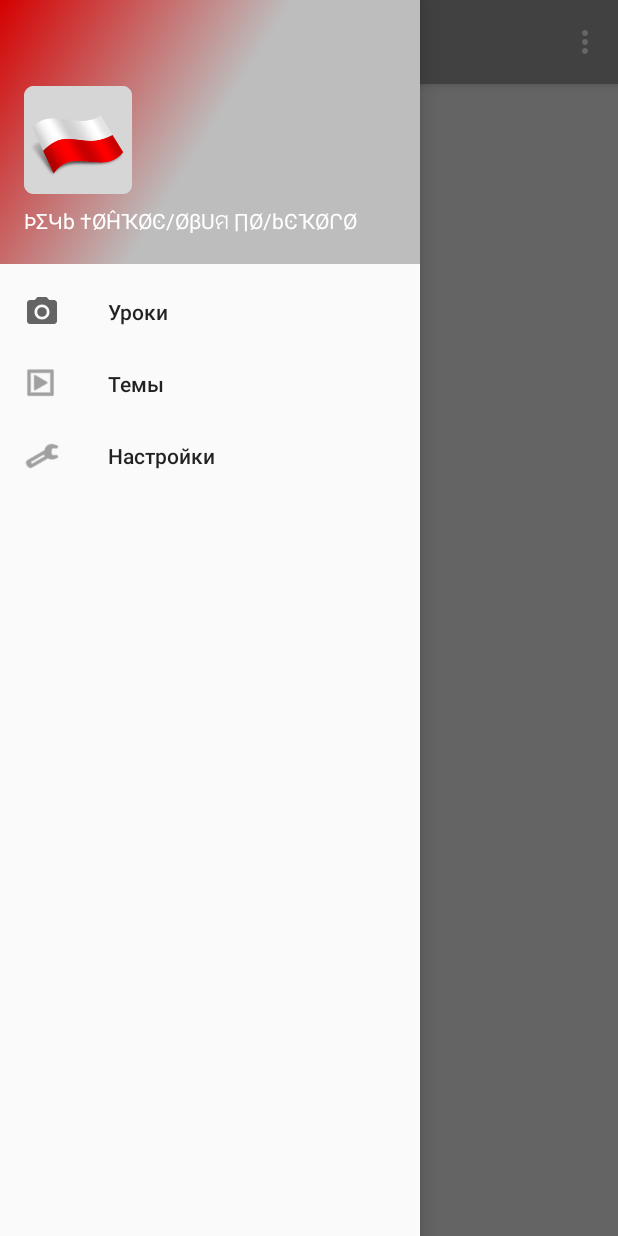
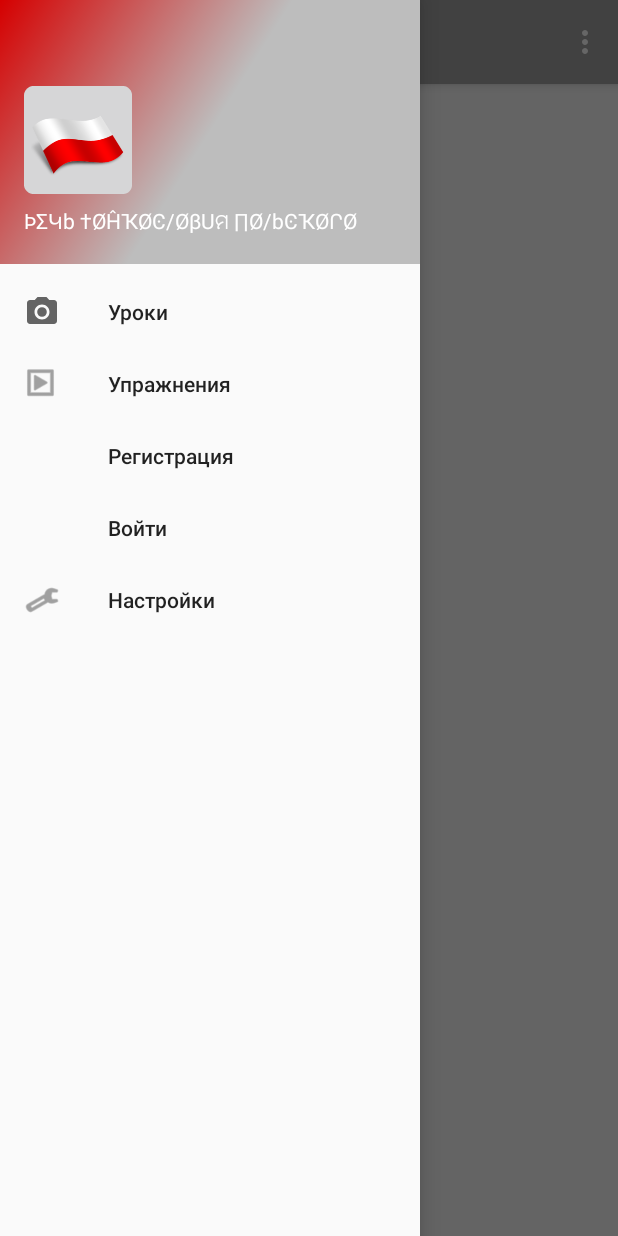
Before and after one commit to SnowDrifter/tonkoslovie-android, an Android app: the screen it shows after launch (MainActivity), with the side drawer open, on a phone screen of 412 x 824 dp. Run offline under Robolectric (Android 15) with nearby library versions, the phone set to English and light mode, and no system bars.

Commit message:
Added menu items

```diff
--- a/app/src/main/res/menu/main_drawer.xml
+++ b/app/src/main/res/menu/main_drawer.xml
@@ -7,14 +7,20 @@
         <item
             android:id="@+id/nav_lessons"
             android:icon="@drawable/ic_menu_camera"
-            android:title="Уроки" />
+            android:title="@string/menu_lessons" />
         <item
             android:id="@+id/nav_themes"
             android:icon="@drawable/ic_menu_slideshow"
-            android:title="Темы" />
+            android:title="@string/menu_exercises" />
+        <item
+            android:id="@+id/nav_registration"
+            android:title="@string/menu_registration" />
+        <item
+            android:id="@+id/nav_login"
+            android:title="@string/menu_login" />
         <item
             android:id="@+id/nav_settings"
             android:icon="@drawable/ic_menu_manage"
-            android:title="Настройки" />
+            android:title="@string/menu_settings" />
     </group>
 </menu>
--- a/app/src/main/res/values/strings.xml
+++ b/app/src/main/res/values/strings.xml
@@ -1,5 +1,11 @@
 <resources>
     <string name="action_settings">Настройки</string>
+
+    <string name="menu_lessons">Уроки</string>
+    <string name="menu_exercises">Упражнения</string>
+    <string name="menu_login">Войти</string>
+    <string name="menu_registration">Регистрация</string>
+    <string name="menu_settings">Настройки</string>
 
     <string name="navigation_drawer_open">Open navigation drawer</string>
     <string name="navigation_drawer_close">Close navigation drawer</string>
```
